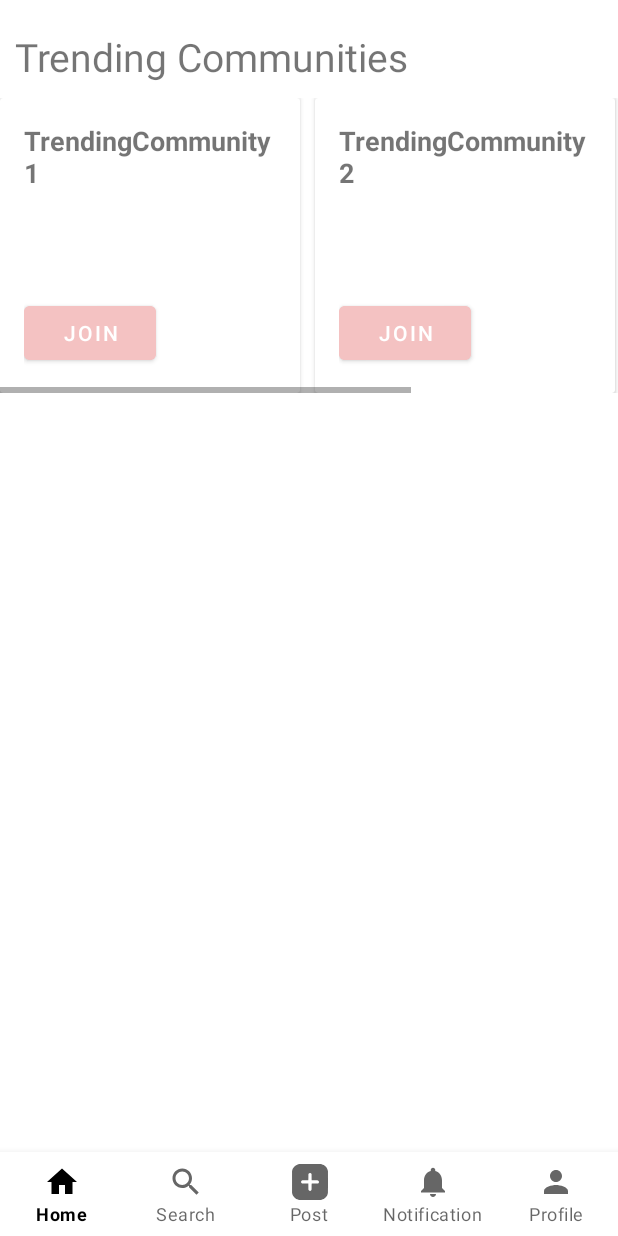
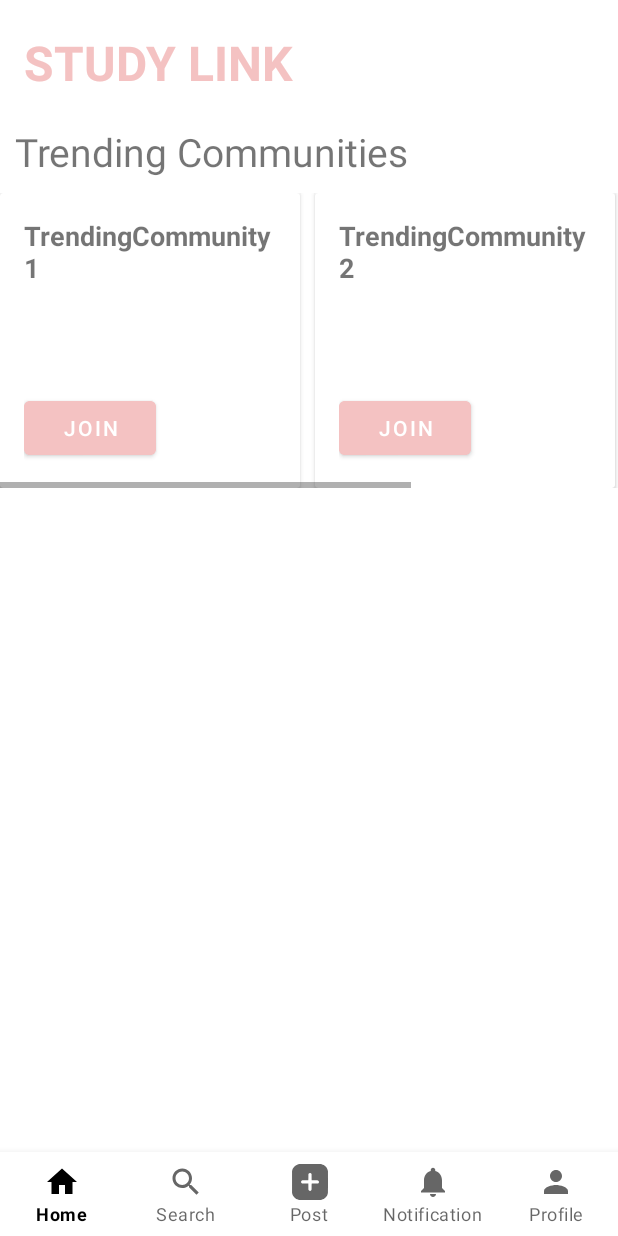
Before and after one commit to TasmiyahTaj/ANDE-Tas-Su, an Android app: the fragment HomeFragment placed in its activity, on a phone screen of 412 x 824 dp. Run offline under Robolectric (Android 15) with nearby library versions, the phone set to English and light mode, and no system bars; our stand-ins replace Firebase (no records; nobody signed in at launch, a user with empty details on screens opened directly), Picasso; libraries missing offline, so code that uses them is left out: com.stripe.android; Roboto replaces fonts that are not available here; 1 statement that could not run was skipped.

Commit message:
add study link title

```diff
--- a/app/src/main/java/com/example/studylink_studio_dit2b03/SearchFragment.java
+++ b/app/src/main/java/com/example/studylink_studio_dit2b03/SearchFragment.java
@@ -27,7 +27,7 @@ public class SearchFragment extends Fragment {
 
         // Initialize UI components
         searchView = view.findViewById(R.id.searchView);
-        //searchResultsRecyclerView = view.findViewById(R.id.searchResultsRecyclerView);
+        searchResultsRecyclerView = view.findViewById(R.id.searchResultsRecyclerView);
 
         // Configure the RecyclerView
         LinearLayoutManager layoutManager = new LinearLayoutManager(getContext());
--- a/app/src/main/java/com/example/studylink_studio_dit2b03/SearchResultsAdapter.java
+++ b/app/src/main/java/com/example/studylink_studio_dit2b03/SearchResultsAdapter.java
@@ -41,7 +41,7 @@ public class SearchResultsAdapter extends RecyclerView.Adapter<SearchResultsAdap
 
         public ViewHolder(@NonNull View itemView) {
             super(itemView);
-            //textViewResult = itemView.findViewById(R.id.textViewResult);
+            textViewResult = itemView.findViewById(R.id.textViewResult);
         }
 
         public void bind(String result) {
--- a/app/src/main/res/layout/fragment_community_page.xml
+++ b/app/src/main/res/layout/fragment_community_page.xml
@@ -37,7 +37,7 @@
         android:layout_height="wrap_content"
         android:layout_below="@id/communityTitleTextView"
         android:layout_marginTop="8dp"
-        android:layout_marginStart="16dp"
+        android:layout_margin="16dp"
         android:textColor="@android:color/black"
         android:text="CommunityDescription"/>
 
--- a/app/src/main/res/layout/fragment_home.xml
+++ b/app/src/main/res/layout/fragment_home.xml
@@ -4,10 +4,24 @@
     android:layout_width="match_parent"
     android:layout_height="match_parent"
     tools:context=".HomeFragment">
+
+    <TextView
+        android:id="@+id/textStudyLink"
+        android:layout_width="wrap_content"
+        android:layout_height="wrap_content"
+        android:text="STUDY LINK"
+        android:textSize="32sp"
+        android:textStyle="bold"
+        android:textColor="#F4C2C2"
+        android:layout_marginTop="20dp"
+        android:layout_marginStart="16dp"
+    />
+
     <TextView
         android:id = "@+id/homepageTrending"
         android:layout_width="wrap_content"
         android:layout_height="wrap_content"
+        android:layout_below="@+id/textStudyLink"
         android:text="Trending Communities"
         android:textSize="26dp"
         android:layout_marginTop="20dp"
```
